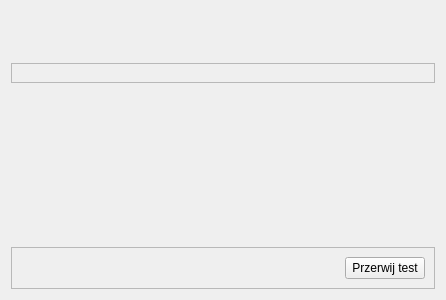
Qt form app/testpageform.ui (wiacekmarcin/StanowiskoChemiczne) before a commit.
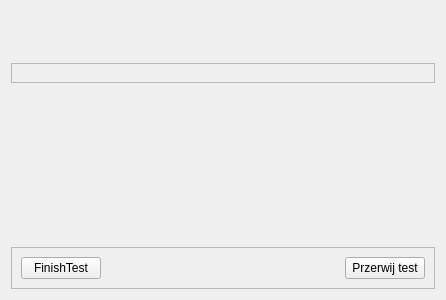
The same form after that commit.

What changed in the file:
```diff
--- a/app/testpageform.ui
+++ b/app/testpageform.ui
@@ -85,6 +85,13 @@
       <enum>QFrame::Raised</enum>
      </property>
      <layout class="QHBoxLayout" name="horizontalLayout">
+      <item>
+       <widget class="QPushButton" name="pbFinishTest">
+        <property name="text">
+         <string>FinishTest</string>
+        </property>
+       </widget>
+      </item>
       <item>
        <spacer name="horizontalSpacer">
         <property name="orientation">
```
